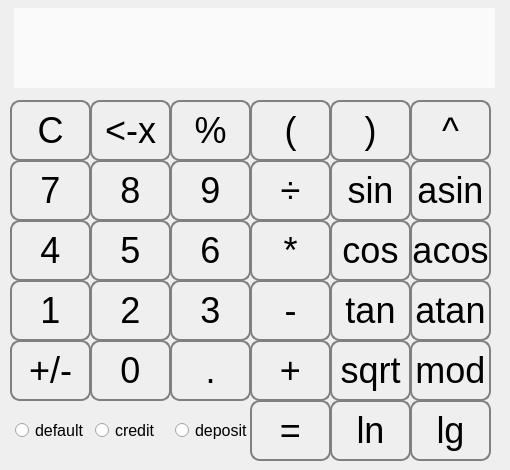
The window that src/s21_SmartCalc/mainwindow.ui (Sweezar/SmartCalculator.c) describes before a commit, drawn with Qt 5.
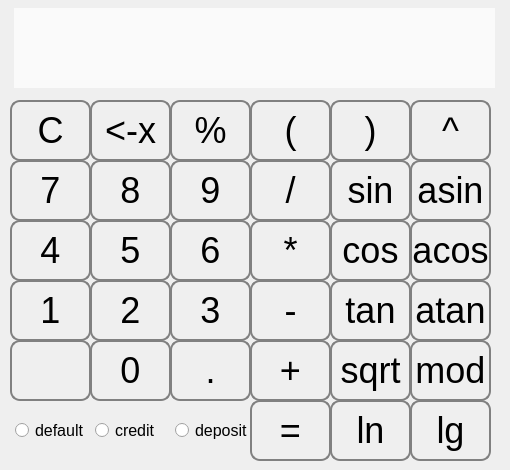
The same window after the commit.

The edit to the form file:
```diff
--- a/src/s21_SmartCalc/mainwindow.ui
+++ b/src/s21_SmartCalc/mainwindow.ui
@@ -101,7 +101,7 @@
      <string notr="true"/>
     </property>
     <property name="text">
-     <string>+/-</string>
+     <string/>
     </property>
    </widget>
    <widget class="QPushButton" name="operation_button_clear">
@@ -320,7 +320,7 @@
      <string notr="true"/>
     </property>
     <property name="text">
-     <string>÷</string>
+     <string>/</string>
     </property>
    </widget>
    <widget class="QPushButton" name="operation_button_sin">
```
